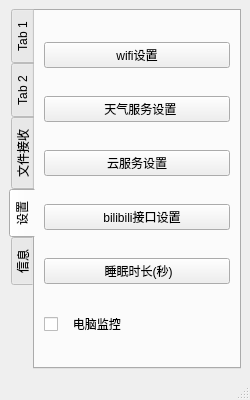
Qt form Software/QT-rebuid/Sparrow/mainwindow.ui (Magiclxw/Sparrow) before a commit.
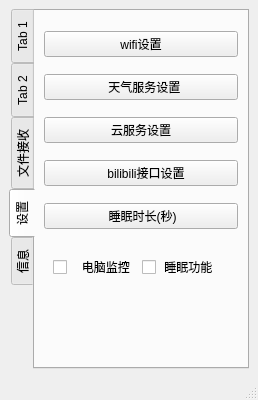
The same form after that commit. The open tabs and pages were chosen to show the change.

Patch:
```diff
--- a/Software/QT-rebuid/Sparrow/mainwindow.ui
+++ b/Software/QT-rebuid/Sparrow/mainwindow.ui
@@ -6,7 +6,7 @@
    <rect>
     <x>0</x>
     <y>0</y>
-    <width>250</width>
+    <width>258</width>
     <height>400</height>
    </rect>
   </property>
@@ -92,10 +92,29 @@
          </widget>
         </item>
         <item>
-         <widget class="QCheckBox" name="cbPCMonitor">
-          <property name="text">
-           <string>   电脑监控</string>
+         <widget class="QWidget" name="widget_2" native="true">
+          <property name="maximumSize">
+           <size>
+            <width>16777215</width>
+            <height>100</height>
+           </size>
           </property>
+          <layout class="QFormLayout" name="formLayout">
+           <item row="0" column="1">
+            <widget class="QCheckBox" name="checkBox">
+             <property name="text">
+              <string> 睡眠功能</string>
+             </property>
+            </widget>
+           </item>
+           <item row="0" column="0">
+            <widget class="QCheckBox" name="cbPCMonitor">
+             <property name="text">
+              <string>   电脑监控</string>
+             </property>
+            </widget>
+           </item>
+          </layout>
          </widget>
         </item>
        </layout>
```
Left out of the diff: 14 changed lines with no effect on the pictures.
